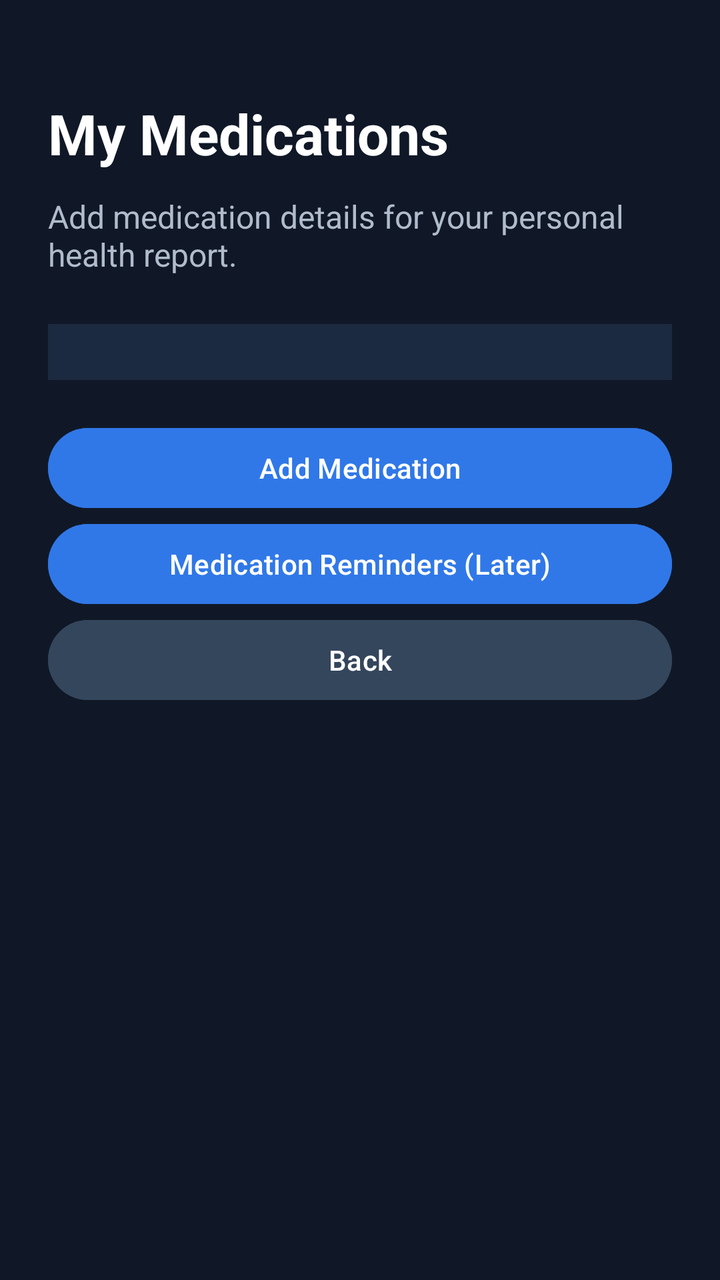
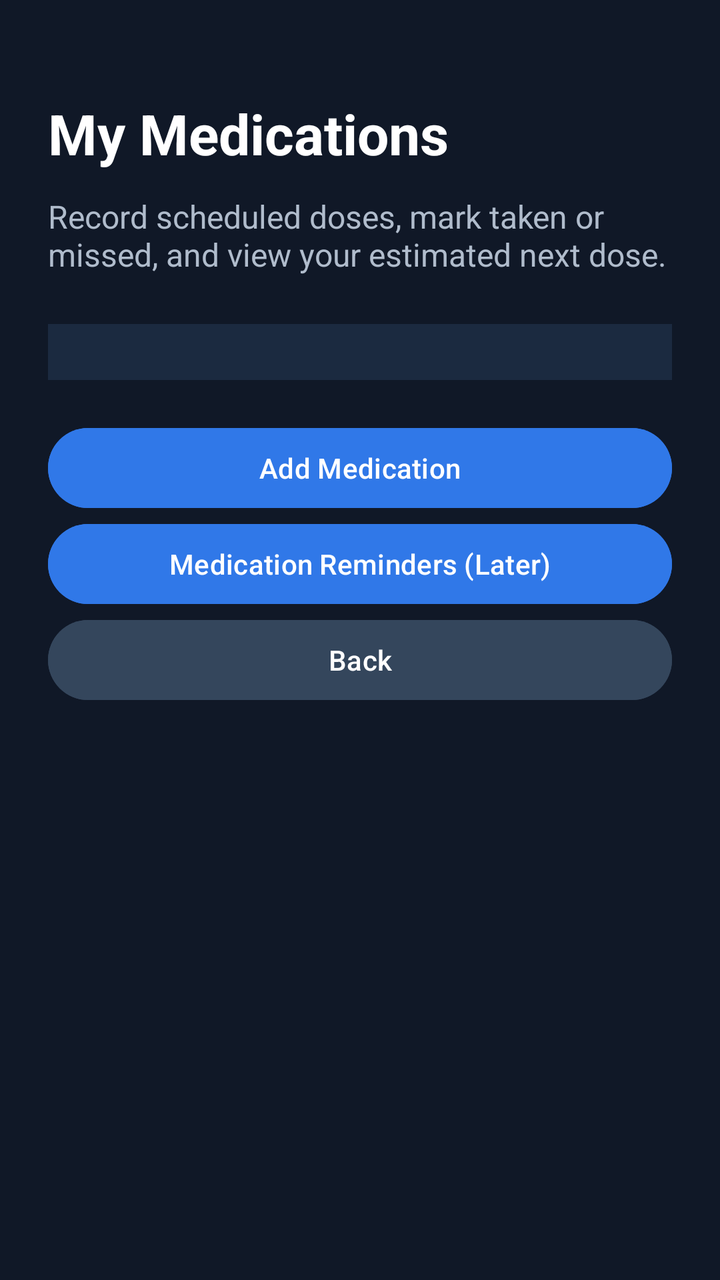

Compare the two renders of this Android layout. The source of the first and the diff that turns it into the second are given below.
<!-- AndroidManifest.xml: application theme Theme.VitalPath -->
<!-- res/layout/activity_medications.xml -->
<?xml version="1.0" encoding="utf-8"?>
<ScrollView xmlns:android="http://schemas.android.com/apk/res/android"
    android:layout_width="match_parent" android:layout_height="match_parent"
    android:background="#101827" android:fillViewport="true">
    <LinearLayout android:layout_width="match_parent" android:layout_height="wrap_content"
        android:orientation="vertical" android:padding="24dp">
        <TextView android:layout_width="match_parent" android:layout_height="wrap_content"
            android:text="My Medications" android:textSize="28sp" android:textStyle="bold"
            android:textColor="#FFFFFF" android:layout_marginTop="24dp" />
        <TextView android:layout_width="match_parent" android:layout_height="wrap_content"
            android:text="Add medication details for your personal health report."
            android:textColor="#B0BCCC" android:textSize="16sp" android:layout_marginTop="12dp" />
        <LinearLayout android:id="@+id/medicationList" android:layout_width="match_parent"
            android:layout_height="wrap_content" android:orientation="vertical"
            android:padding="14dp" android:background="#1B2A40" android:layout_marginTop="24dp" />
        <Button android:id="@+id/btnAddMedication" android:layout_width="match_parent"
            android:layout_height="wrap_content" android:text="Add Medication"
            android:backgroundTint="#3078E8" android:textColor="#FFFFFF"
            android:layout_marginTop="20dp" />
        <Button android:id="@+id/btnMedicationReminders" android:layout_width="match_parent"
            android:layout_height="wrap_content" android:text="Medication Reminders (Later)"
            android:backgroundTint="#3078E8" android:textColor="#FFFFFF" />
        <Button android:id="@+id/btnBackMedications" android:layout_width="match_parent"
            android:layout_height="wrap_content" android:text="Back"
            android:backgroundTint="#34465C" android:textColor="#FFFFFF" />
    </LinearLayout>
</ScrollView>
<!-- resources referenced by this layout -->
<resources>
  <style name="Theme.VitalPath" parent="Base.Theme.VitalPath" />
  <style name="Base.Theme.VitalPath" parent="Theme.Material3.DayNight.NoActionBar">
          
          
      </style>
</resources>

<!-- the commit's change to res/layout/activity_medications.xml (unified diff, before → after) -->
@@ -8,7 +8,7 @@
             android:text="My Medications" android:textSize="28sp" android:textStyle="bold"
             android:textColor="#FFFFFF" android:layout_marginTop="24dp" />
         <TextView android:layout_width="match_parent" android:layout_height="wrap_content"
-            android:text="Add medication details for your personal health report."
+            android:text="Record scheduled doses, mark taken or missed, and view your estimated next dose."
             android:textColor="#B0BCCC" android:textSize="16sp" android:layout_marginTop="12dp" />
         <LinearLayout android:id="@+id/medicationList" android:layout_width="match_parent"
             android:layout_height="wrap_content" android:orientation="vertical"
